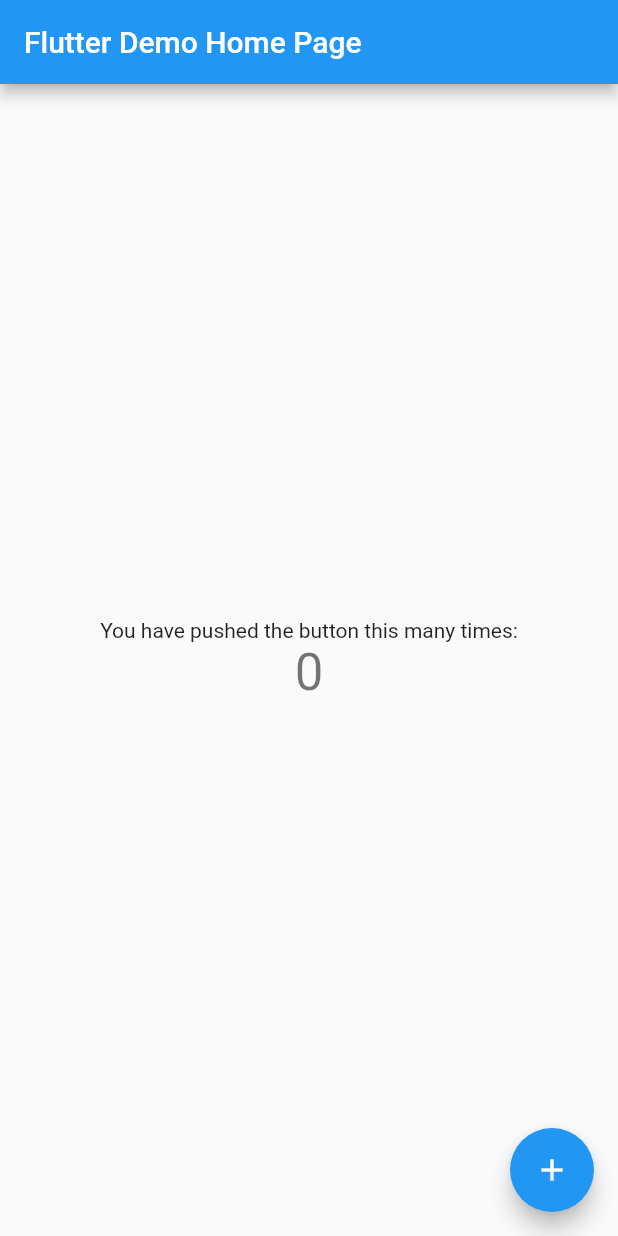
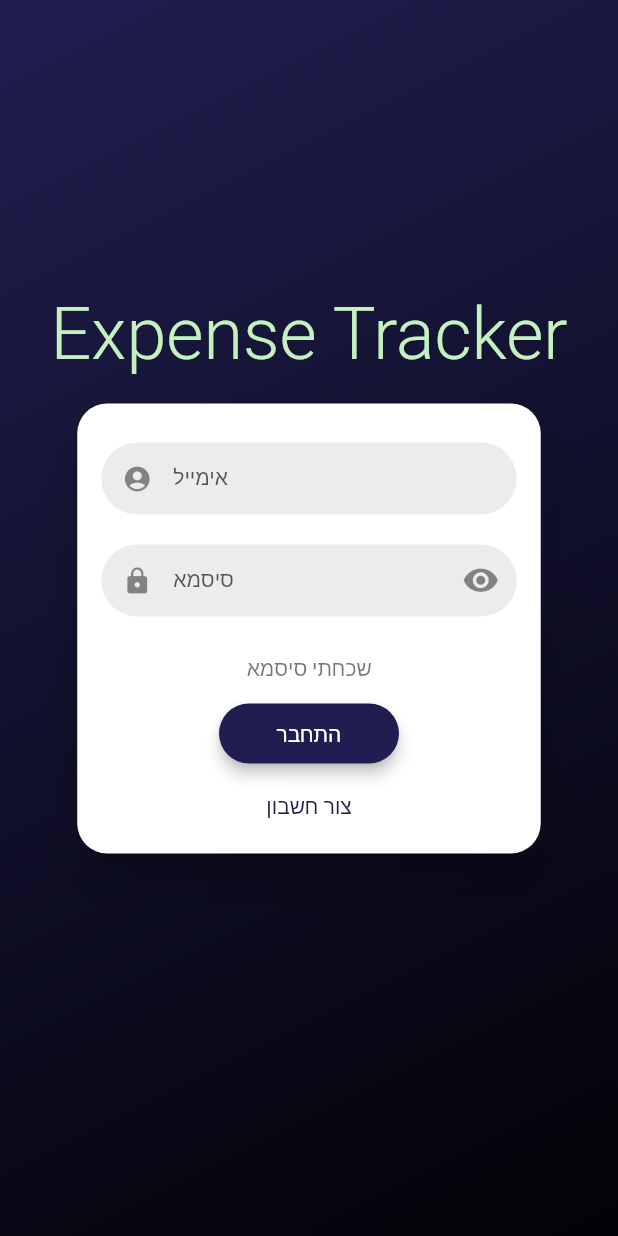
Before and after one commit to elia-dot/expense-tracker-app, a Flutter app: the screen it shows after launch, on a phone screen of 412 x 824 dp. Run offline on Flutter 3.47's test engine with Material 2 defaults, Android fonts, the phone set to English and light mode, and no system bars; drawn by our look-alikes of flutter_login; our stand-ins replace flutter_dotenv, shared_preferences; network calls fail.

Commit message:
added login

```diff
--- /dev/null
+++ b/lib/auth/auth_screen.dart
@@ -0,0 +1,65 @@
+import 'package:expense_tracker_app/main_screen/main_screen.dart';
+import 'package:flutter/material.dart';
+import 'package:flutter_login/flutter_login.dart';
+import 'package:provider/provider.dart';
+
+import 'package:expense_tracker_app/theme/app_colors.dart';
+import 'package:expense_tracker_app/auth/auth_provider.dart' as auth;
+
+class AuthScreen extends StatelessWidget {
+  const AuthScreen({Key? key}) : super(key: key);
+
+  @override
+  Widget build(BuildContext context) {
+    Future<String?> onLogin(LoginData data) async {
+      final authProvider = Provider.of<auth.Auth>(context, listen: false);
+      String res = await authProvider.login({
+        'email': data.name,
+        'password': data.password,
+      });
+      if (res == 'login') {
+        Future.delayed(Duration.zero, () {
+          Navigator.of(context).pushReplacementNamed(MainScreen.routeName);
+        });
+        return null;
+      } else {
+        return res;
+      }
+    }
+
+    Future<String> onRecoverPassword(String data) async {
+      return 'login';
+    }
+
+    return Scaffold(
+      body: FlutterLogin(
+        theme: LoginTheme(
+          primaryColor: AppColors.primaryColor,
+          buttonTheme: const LoginButtonTheme(
+            backgroundColor: AppColors.primaryColor,
+          ),
+        ),
+        onLogin: onLogin,
+        onSignup: (p0) {
+          return null;
+        },
+        messages: LoginMessages(
+          userHint: 'אימייל',
+          passwordHint: 'סיסמא',
+          confirmPasswordHint: 'אשר סיסמא',
+          loginButton: 'התחבר',
+          signupButton: 'צור חשבון',
+          forgotPasswordButton: 'שכחתי סיסמא',
+          recoverPasswordButton: 'שלח קוד',
+          goBackButton: 'חזור',
+          confirmPasswordError: 'סיסמאות לא תואמות',
+          recoverPasswordDescription: 'אנו נשלח סיסמא זמנית לאימייל שלך',
+          recoverPasswordSuccess: 'סיסמא שונתה בהצלחה',
+          recoverPasswordIntro: "אנא הכנס אימייל",
+        ),
+        onRecoverPassword: onRecoverPassword,
+        title: 'Expense Tracker',
+      ),
+    );
+  }
+}
--- a/lib/main.dart
+++ b/lib/main.dart
@@ -1,115 +1,64 @@
 import 'package:flutter/material.dart';
+import 'package:provider/provider.dart';
+import 'package:flutter_dotenv/flutter_dotenv.dart';
 
-void main() {
-  runApp(const MyApp());
+import 'package:expense_tracker_app/main_screen/main_screen.dart';
+import 'package:expense_tracker_app/auth/auth_provider.dart';
+import 'package:expense_tracker_app/theme/app_colors.dart';
+import 'package:expense_tracker_app/auth/auth_screen.dart';
+
+void main() async {
+  await dotenv.load(fileName: '.env');
+  runApp(MyApp());
 }
 
 class MyApp extends StatelessWidget {
-  const MyApp({Key? key}) : super(key: key);
+  MyApp({Key? key}) : super(key: key);
+  final ThemeData theme = ThemeData();
 
-  // This widget is the root of your application.
   @override
   Widget build(BuildContext context) {
-    return MaterialApp(
-      title: 'Flutter Demo',
-      theme: ThemeData(
-        // This is the theme of your application.
-        //
-        // Try running your application with "flutter run". You'll see the
-        // application has a blue toolbar. Then, without quitting the app, try
-        // changing the primarySwatch below to Colors.green and then invoke
-        // "hot reload" (press "r" in the console where you ran "flutter run",
-        // or simply save your changes to "hot reload" in a Flutter IDE).
-        // Notice that the counter didn't reset back to zero; the application
-        // is not restarted.
-        primarySwatch: Colors.blue,
+    return MultiProvider(
+      providers: [ChangeNotifierProvider(create: (_) => Auth())],
+      child: Consumer<Auth>(
+        builder: (
+          ctx,
+          auth,
+          _,
+        ) =>
+            MaterialApp(
+          title: 'Flutter Demo',
+          theme: ThemeData(
+            primarySwatch: AppColors.primaryColor,
+            colorScheme: theme.colorScheme.copyWith(
+              secondary: AppColors.secondaryColor,
+            ),
+            appBarTheme: const AppBarTheme(
+              color: AppColors.primaryColor,
+            ),
+          ),
+          home: auth.isAuth
+              ? const MainScreen()
+              : FutureBuilder(
+                  builder: (ctx, authResultSnapshot) {
+                    if (authResultSnapshot.connectionState ==
+                        ConnectionState.waiting) {
+                      return const Scaffold(
+                        body: Center(
+                          child: CircularProgressIndicator(),
+                        ),
+                      );
+                    } else {
+                      return const AuthScreen();
+                    }
+                  },
+                  future: auth.getCurrentUser(),
+                ),
+          routes: {
+            MainScreen.routeName: (ctx) => const MainScreen(),
+          },
+        ),
       ),
-      home: const MyHomePage(title: 'Flutter Demo Home Page'),
     );
   }
 }
-
-class MyHomePage extends StatefulWidget {
-  const MyHomePage({Key? key, required this.title}) : super(key: key);
-
-  // This widget is the home page of your application. It is stateful, meaning
-  // that it has a State object (defined below) that contains fields that affect
-  // how it looks.
-
-  // This class is the configuration for the state. It holds the values (in this
-  // case the title) provided by the parent (in this case the App widget) and
-  // used by the build method of the State. Fields in a Widget subclass are
-  // always marked "final".
-
-  final String title;
-
-  @override
-  State<MyHomePage> createState() => _MyHomePageState();
-}
-
-class _MyHomePageState extends State<MyHomePage> {
-  int _counter = 0;
-
-  void _incrementCounter() {
-    setState(() {
-      // This call to setState tells the Flutter framework that something has
-      // changed in this State, which causes it to rerun the build method below
-      // so that the display can reflect the updated values. If we changed
-      // _counter without calling setState(), then the build method would not be
-      // called again, and so nothing would appear to happen.
-      _counter++;
-    });
-  }
-
-  @override
-  Widget build(BuildContext context) {
-    // This method is rerun every time setState is called, for instance as done
-    // by the _incrementCounter method above.
-    //
-    // The Flutter framework has been optimized to make rerunning build methods
-    // fast, so that you can just rebuild anything that needs updating rather
-    // than having to individually change instances of widgets.
-    return Scaffold(
-      appBar: AppBar(
-        // Here we take the value from the MyHomePage object that was created by
-        // the App.build method, and use it to set our appbar title.
-        title: Text(widget.title),
-      ),
-      body: Center(
-        // Center is a layout widget. It takes a single child and positions it
-        // in the middle of the parent.
-        child: Column(
-          // Column is also a layout widget. It takes a list of children and
-          // arranges them vertically. By default, it sizes itself to fit its
-          // children horizontally, and tries to be as tall as its parent.
-          //
-          // Invoke "debug painting" (press "p" in the console, choose the
-          // "Toggle Debug Paint" action from the Flutter Inspector in Android
-          // Studio, or the "Toggle Debug Paint" command in Visual Studio Code)
-          // to see the wireframe for each widget.
-          //
-          // Column has various properties to control how it sizes itself and
-          // how it positions its children. Here we use mainAxisAlignment to
-          // center the children vertically; the main axis here is the vertical
-          // axis because Columns are vertical (the cross axis would be
-          // horizontal).
-          mainAxisAlignment: MainAxisAlignment.center,
-          children: <Widget>[
-            const Text(
-              'You have pushed the button this many times:',
-            ),
-            Text(
-              '$_counter',
-              style: Theme.of(context).textTheme.headline4,
-            ),
-          ],
-        ),
-      ),
-      floatingActionButton: FloatingActionButton(
-        onPressed: _incrementCounter,
-        tooltip: 'Increment',
-        child: const Icon(Icons.add),
-      ), // This trailing comma makes auto-formatting nicer for build methods.
-    );
-  }
-}
--- /dev/null
+++ b/lib/theme/app_colors.dart
@@ -0,0 +1,31 @@
+import 'package:flutter/material.dart';
+
+class AppColors {
+  static const MaterialColor primaryColor =
+      MaterialColor(0xFF201e50, <int, Color>{
+    50: Color(0x73201e50),
+    100: Color(0x80201e50),
+    200: Color(0x8C201e50),
+    300: Color(0x99201e50),
+    400: Color(0xA6201e50),
+    500: Color(0xB3201e50),
+    600: Color(0xBF201e50),
+    700: Color(0xCC201e50),
+    800: Color(0xD9201e50),
+    900: Color(0xF2201e50),
+  });
+
+  static const MaterialColor secondaryColor =
+      MaterialColor(0xFFc4f1be, <int, Color>{
+    50: Color(0x73c4f1be),
+    100: Color(0x80c4f1be),
+    200: Color(0x8Cc4f1be),
+    300: Color(0x99c4f1be),
+    400: Color(0xA6c4f1be),
+    500: Color(0xB3c4f1be),
+    600: Color(0xBFc4f1be),
+    700: Color(0xCCc4f1be),
+    800: Color(0xD9c4f1be),
+    900: Color(0xF2c4f1be),
+  });
+}
--- /dev/null
+++ b/lib/user/user.dart
@@ -0,0 +1,13 @@
+class User {
+  String id;
+  String email;
+  String name;
+  bool isPasswordConfirm;
+
+  User({
+    required this.id,
+    required this.email,
+    required this.name,
+    required this.isPasswordConfirm,
+  });
+}
```
Also changed, not shown: lib/auth/auth_provider.dart (added, +100 -0 lines), lib/main_screen/app_drawer.dart (added, +48 -0 lines), lib/main_screen/main_screen.dart (added, +20 -0 lines), pubspec.yaml (+9 -68 lines), pubspec.lock, 15 other files.
